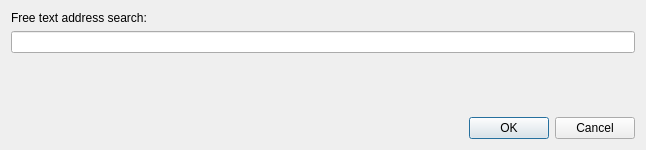
This is geoapify_geocoder/gui/ForwardUi.ui in geoapify/qgis-geocoder as Qt 5 draws it before an edit. The edited form follows.
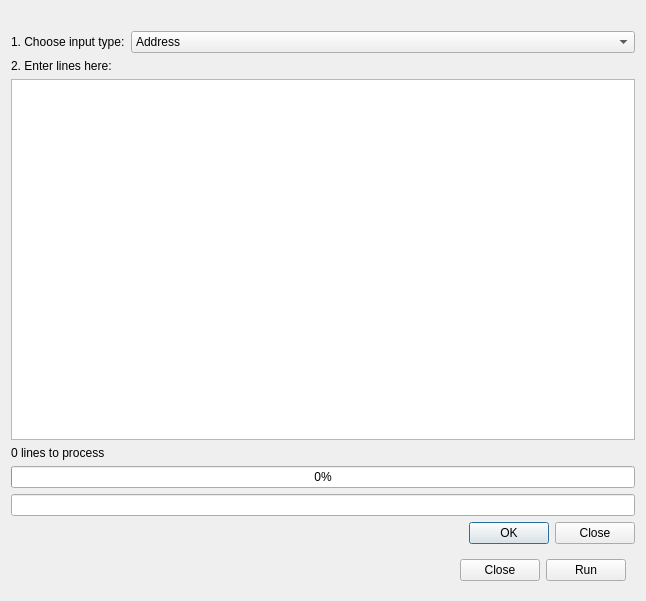
This is the edited form.

Commit message: Make it accept a list of addresses/ccordinates

Diff of the .ui file:
```diff
--- a/geoapify_geocoder/gui/ForwardUi.ui
+++ b/geoapify_geocoder/gui/ForwardUi.ui
@@ -7,19 +7,127 @@
     <x>0</x>
     <y>0</y>
     <width>646</width>
-    <height>150</height>
+    <height>601</height>
    </rect>
   </property>
+  <property name="sizePolicy">
+   <sizepolicy hsizetype="Preferred" vsizetype="Preferred">
+    <horstretch>0</horstretch>
+    <verstretch>0</verstretch>
+   </sizepolicy>
+  </property>
   <property name="windowTitle">
    <string>GeoCoding</string>
   </property>
-  <layout class="QGridLayout" name="gridLayout">
-   <item row="0" column="0">
+  <property name="styleSheet">
+   <string notr="true">QGroupBox {
+border: none
+}</string>
+  </property>
+  <property name="sizeGripEnabled">
+   <bool>false</bool>
+  </property>
+  <layout class="QVBoxLayout" name="verticalLayout_2">
+   <item>
     <layout class="QVBoxLayout" name="verticalLayout">
+     <item>
+      <widget class="QGroupBox" name="formGroupBox">
+       <property name="enabled">
+        <bool>true</bool>
+       </property>
+       <property name="accessibleDescription">
+        <string/>
+       </property>
+       <property name="autoFillBackground">
+        <bool>false</bool>
+       </property>
+       <property name="styleSheet">
+        <string notr="true">QGroupBox {
+border: none
+}</string>
+       </property>
+       <property name="flat">
+        <bool>true</bool>
+       </property>
+       <property name="checkable">
+        <bool>false</bool>
+       </property>
+       <layout class="QFormLayout" name="formLayout_2">
+        <property name="leftMargin">
+         <number>0</number>
+        </property>
+        <property name="topMargin">
+         <number>20</number>
+        </property>
+        <property name="rightMargin">
+         <number>0</number>
+        </property>
+        <property name="bottomMargin">
+         <number>0</number>
+        </property>
+        <item row="0" column="0">
+         <widget class="QLabel" name="label">
+          <property name="text">
+           <string>1. Choose input type:</string>
+          </property>
+          <property name="margin">
+           <number>-1</number>
+          </property>
+         </widget>
+        </item>
+        <item row="0" column="1">
+         <widget class="QComboBox" name="inputType">
+          <property name="styleSheet">
+           <string notr="true"/>
+          </property>
+          <item>
+           <property name="text">
+            <string>Address</string>
+           </property>
+          </item>
+          <item>
+           <property name="text">
+            <string>Latitude,Longitude</string>
+           </property>
+          </item>
+          <item>
+           <property name="text">
+            <string>Longitude,Latitude</string>
+           </property>
+          </item>
+         </widget>
+        </item>
+       </layout>
+      </widget>
+     </item>
      <item>
       <widget class="QLabel" name="addressLabel">
        <property name="text">
-        <string>Free text address search:</string>
+        <string>2. Enter lines here:</string>
+       </property>
+       <property name="margin">
+        <number>2</number>
+       </property>
+      </widget>
+     </item>
+     <item>
+      <widget class="QTextEdit" name="addressList">
+       <property name="placeholderText">
+        <string/>
+       </property>
+      </widget>
+     </item>
+     <item>
+      <widget class="QLabel" name="stepLabel">
+       <property name="text">
+        <string>0 lines to process</string>
+       </property>
+      </widget>
+     </item>
+     <item>
+      <widget class="QProgressBar" name="progressBar">
+       <property name="value">
+        <number>0</number>
        </property>
       </widget>
      </item>
@@ -30,29 +138,63 @@
        </property>
       </widget>
      </item>
-     <item>
-      <spacer name="verticalSpacer">
-       <property name="orientation">
-        <enum>Qt::Vertical</enum>
-       </property>
-       <property name="sizeHint" stdset="0">
-        <size>
-         <width>20</width>
-         <height>40</height>
-        </size>
-       </property>
-      </spacer>
-     </item>
      <item>
       <widget class="QDialogButtonBox" name="buttonBox">
        <property name="orientation">
         <enum>Qt::Horizontal</enum>
        </property>
        <property name="standardButtons">
-        <set>QDialogButtonBox::Cancel|QDialogButtonBox::Ok</set>
+        <set>QDialogButtonBox::Close|QDialogButtonBox::Ok</set>
        </property>
       </widget>
      </item>
+     <item alignment="Qt::AlignRight">
+      <widget class="QGroupBox" name="gridGroupBox">
+       <property name="sizePolicy">
+        <sizepolicy hsizetype="Fixed" vsizetype="Preferred">
+         <horstretch>0</horstretch>
+         <verstretch>0</verstretch>
+        </sizepolicy>
+       </property>
+       <property name="flat">
+        <bool>true</bool>
+       </property>
+       <layout class="QHBoxLayout" name="horizontalLayout">
+        <item>
+         <widget class="QPushButton" name="closeButton">
+          <property name="minimumSize">
+           <size>
+            <width>80</width>
+            <height>0</height>
+           </size>
+          </property>
+          <property name="maximumSize">
+           <size>
+            <width>614</width>
+            <height>16777215</height>
+           </size>
+          </property>
+          <property name="text">
+           <string>Close</string>
+          </property>
+         </widget>
+        </item>
+        <item>
+         <widget class="QPushButton" name="runButton">
+          <property name="minimumSize">
+           <size>
+            <width>80</width>
+            <height>0</height>
+           </size>
+          </property>
+          <property name="text">
+           <string>Run</string>
+          </property>
+         </widget>
+        </item>
+       </layout>
+      </widget>
+     </item>
     </layout>
    </item>
   </layout>
```
Left out of the diff: 95 changed lines with no effect on the pictures. The commit also changes 5 other files.
